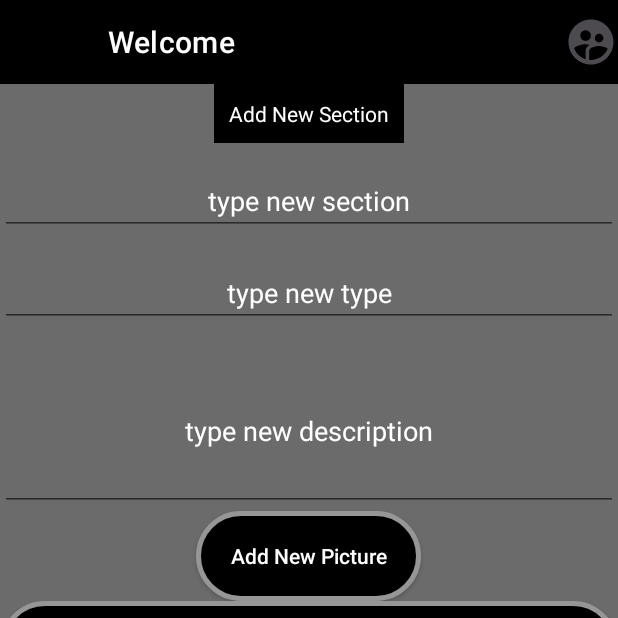
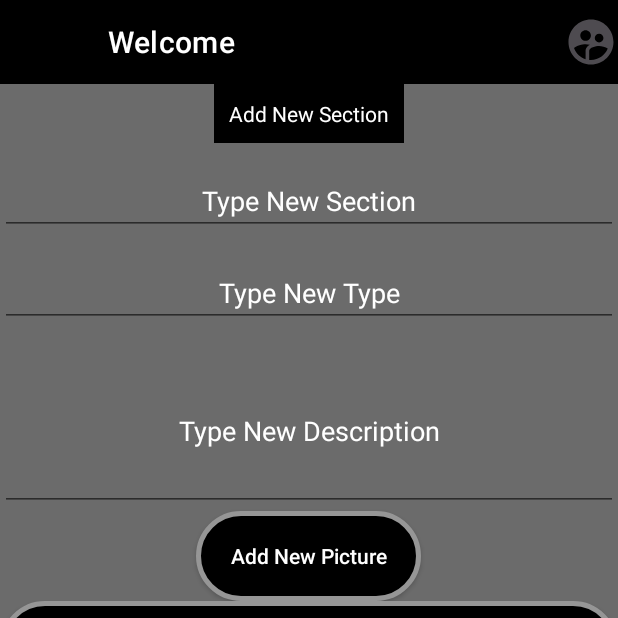
Before and after one commit to CohenDudi/FinalProjectGameBook, an Android app: the AddFragment screen opened through its navigation route, on a phone screen of 412 x 824 dp, the top half of it. Run offline under Robolectric (Android 15) with nearby library versions, the phone set to English and light mode, and no system bars; our stand-ins replace Firebase (no records; nobody signed in at launch, a user with empty details on screens opened directly), navigation-ui.

Commit message:
0.921 fixes Anonymous limit profile editing and favorites Localize Language to english and hebrew

```diff
--- a/app/src/main/java/com/example/finalprojectgamebook/model/MyFirebaseMessagingService.java
+++ b/app/src/main/java/com/example/finalprojectgamebook/model/MyFirebaseMessagingService.java
@@ -10,6 +10,7 @@ import android.util.Log;
 import androidx.annotation.NonNull;
 import androidx.localbroadcastmanager.content.LocalBroadcastManager;
 
+import com.example.finalprojectgamebook.R;
 import com.google.firebase.auth.FirebaseAuth;
 import com.google.firebase.messaging.FirebaseMessagingService;
 import com.google.firebase.messaging.RemoteMessage;
@@ -40,7 +41,7 @@ public class MyFirebaseMessagingService extends FirebaseMessagingService {
                 manager.createNotificationChannel(channel);
                 builder.setChannelId("id_1");
             }
-            builder.setContentTitle("Hey " + firebaseAuth.getCurrentUser().getDisplayName() + "You have a new message!").setContentText(remoteMessage.getData().get("message")).setSmallIcon(android.R.drawable.star_on);
+            builder.setContentTitle("Hey " + firebaseAuth.getCurrentUser().getDisplayName() + R.string.You_have_a_new_message).setContentText(remoteMessage.getData().get("message")).setSmallIcon(android.R.drawable.star_on);
             manager.notify(1,builder.build());
         }
 
--- a/app/src/main/java/com/example/finalprojectgamebook/model/RoleAdapter.java
+++ b/app/src/main/java/com/example/finalprojectgamebook/model/RoleAdapter.java
@@ -24,7 +24,7 @@ public class RoleAdapter extends RecyclerView.Adapter<RoleAdapter.RoleViewHolder
     private Context context;
     private String originalPoster;
     int adapterPosition;
-    String gameName;
+    private String gameName;
     int isFeed;
 
 
--- a/app/src/main/java/com/example/finalprojectgamebook/views/SectionChatFragment.java
+++ b/app/src/main/java/com/example/finalprojectgamebook/views/SectionChatFragment.java
@@ -170,7 +170,7 @@ public class SectionChatFragment extends Fragment {
         if(sectionViewModel.isAnonymous())
         {
             add_friend_btn.setEnabled(false);
-            add_friend_btn.setText("Please Login");
+            add_friend_btn.setText(R.string.Please_Login);
         }
     }
 
--- a/app/src/main/res/layout/chat_card_layout.xml
+++ b/app/src/main/res/layout/chat_card_layout.xml
@@ -23,7 +23,7 @@
                 android:layout_width="wrap_content"
                 android:layout_height="wrap_content"
                 android:textSize="15dp"
-                android:text="Name text"
+                android:text="Chat Name"
                 android:gravity="left"
                 android:id="@+id/chat_name"/>
 
--- a/app/src/main/res/layout/fragment_add.xml
+++ b/app/src/main/res/layout/fragment_add.xml
@@ -17,7 +17,7 @@
         <TextView
             android:layout_width="wrap_content"
             android:layout_height="wrap_content"
-            android:text="Add New Section"
+            android:text="@string/Add_New_Section"
             android:background="@color/black"
             android:padding="10dp"
             android:textAllCaps="false"
@@ -32,7 +32,7 @@
             android:id="@+id/add_new_section_name"
             android:textColor="@color/white"
             android:textColorHint="@color/white"
-            android:hint="type new section"/>
+            android:hint="@string/Type_New_Section"/>
 
         <EditText
             android:id="@+id/add_new_section_type"
@@ -40,7 +40,7 @@
             android:layout_height="wrap_content"
             android:gravity="center"
             android:layout_marginTop="16dp"
-            android:hint="type new type"
+            android:hint="@string/Type_New_Type"
             android:textColor="@color/white"
             android:textColorHint="@color/white"
             />
@@ -56,7 +56,7 @@
             android:gravity="center"
             android:textColor="@color/white"
             android:textColorHint="@color/white"
-            android:hint="type new description"/>
+            android:hint="@string/Type_New_Description"/>
 
 
         <androidx.appcompat.widget.AppCompatButton
@@ -66,7 +66,7 @@
             android:textColor="@color/white"
             android:background="@drawable/button_background"
             android:textAllCaps="false"
-            android:text="Add New Picture"/>
+            android:text="@string/Add_New_Picture"/>
 
 
         <androidx.appcompat.widget.AppCompatButton
@@ -76,7 +76,7 @@
             android:textColor="@color/white"
             android:background="@drawable/button_background"
             android:textAllCaps="false"
-            android:text="Add"/>
+            android:text="@string/Add"/>
 
         <ImageView
             android:layout_width="match_parent"
--- a/app/src/main/res/layout/friend_dialog.xml
+++ b/app/src/main/res/layout/friend_dialog.xml
@@ -66,7 +66,7 @@
                     android:layout_weight="10"
                     android:background="@drawable/button_background"
                     android:textColor="@color/white"
-                    android:text="Close"
+                    android:text="@string/Close"
                     android:textAllCaps="false"
                     tools:ignore="HardcodedText,RtlHardcoded,SpUsage" />
 
@@ -79,11 +79,9 @@
                     android:textColor="@color/white"
                     android:layout_marginRight="10dp"
                     android:layout_marginLeft="10dp"
-                    android:text="Add to friends"
+                    android:text="@string/Add_To_Friends"
                     android:layout_weight="1"
                     tools:ignore="HardcodedText,RtlHardcoded,SpUsage" />
-
-
             </LinearLayout>
 
         </LinearLayout>
--- a/app/src/main/res/layout/header_layout.xml
+++ b/app/src/main/res/layout/header_layout.xml
@@ -12,7 +12,7 @@
         android:layout_width="match_parent"
         android:layout_height="wrap_content"
         android:id="@+id/navigation_header_text_view"
-        android:text="Please log in"
+        android:text="@string/Please_Login"
         android:textAppearance="@style/TextAppearance.AppCompat.Body1"/>
 
 </LinearLayout>
--- a/app/src/main/res/layout/profile_dialog.xml
+++ b/app/src/main/res/layout/profile_dialog.xml
@@ -79,7 +79,7 @@
                     android:id="@+id/profile_password_et"
                     android:layout_width="match_parent"
                     android:layout_height="wrap_content"
-                    android:text="Password"
+                    android:text="@string/Password"
                     android:textColor="@color/white"
                     android:textSize="20dp"
                     android:hint="Password"
@@ -114,7 +114,7 @@
                     android:layout_weight="10"
                     android:background="@drawable/button_background"
                     android:textColor="@color/white"
-                    android:text="Close"
+                    android:text="@string/Close"
                     android:gravity="center"
                     android:textAllCaps="false"
                     tools:ignore="HardcodedText,RtlHardcoded,SpUsage" />
--- a/app/src/main/res/menu/bottom_nav_menu.xml
+++ b/app/src/main/res/menu/bottom_nav_menu.xml
@@ -4,27 +4,27 @@
     <item
         android:id="@+id/navigation_feed"
         android:icon="@drawable/feed_icon"
-        android:title="Feed" />
+        android:title="@string/Feed" />
 
     <item
         android:id="@+id/navigation_favorite"
         android:icon="@drawable/favorite_star_icon"
-        android:title="Favorite" />
+        android:title="@string/Favorite" />
 
     <item
         android:id="@+id/navigation_games"
         android:icon="@drawable/ic_baseline_videogame_asset_24"
-        android:title="Games" />
+        android:title="@string/Games" />
 
     <item
         android:id="@+id/navigation_add"
         android:icon="@drawable/ic_baseline_add_circle_24"
-        android:title="Add" />
+        android:title="@string/Add" />
 
     <item
         android:id="@+id/navigation_Contacts"
         android:icon="@drawable/ic_baseline_people_alt_24"
-        android:title="Contacts" />
+        android:title="@string/Contacts" />
 
 
 </menu>
--- a/app/src/main/res/menu/drawer_menu.xml
+++ b/app/src/main/res/menu/drawer_menu.xml
@@ -3,18 +3,18 @@
 
     <item
         android:id="@+id/item_sign_up"
-        android:title="Sign up"
+        android:title="@string/Sign_Up"
         />
 
     <item android:id="@+id/item_sign_in"
-        android:title="Sign in" />
+        android:title="@string/Sign_In" />
 
     <item android:id="@+id/item_sign_out"
-        android:title="Sign out"
+        android:title="@string/Sign_Out"
         android:visible="false"/>
 
     <item android:id="@+id/item_forgot_password"
-        android:title="I Forgot My Password"
+        android:title="@string/I_Forgot_My_Password"
         android:visible="true"/>
 
 </menu>
--- a/app/src/main/res/menu/section_nav_menu.xml
+++ b/app/src/main/res/menu/section_nav_menu.xml
@@ -4,11 +4,11 @@
     <item
         android:id="@+id/navigation_discover"
         android:icon="@drawable/ic_baseline_roofing_24"
-        android:title="Discover" />
+        android:title="@string/Discover" />
 
     <item
         android:id="@+id/navigation_chat"
         android:icon="@drawable/ic_baseline_chat_24"
-        android:title="Chat" />
+        android:title="@string/Chat" />
 
 </menu>
--- a/app/src/main/res/values/strings.xml
+++ b/app/src/main/res/values/strings.xml
@@ -1,5 +1,59 @@
 <resources>
     <string name="app_name">GamerBooking</string>
-    <!-- TODO: Remove or change this placeholder text -->
-    <string name="hello_blank_fragment">Hello blank fragment</string>
+    <string name="Please_Login">Please Login</string>
+    <string name="Sign_Up">Sign Up</string>
+    <string name="Sign_In">Sign In</string>
+    <string name="Hello_Guest">Hello Guest</string>
+    <string name="Feed">Feed</string>
+    <string name="Favorite">Favorite</string>
+    <string name="Games">Games</string>
+    <string name="Add">Add</string>
+    <string name="Contacts">Contacts</string>
+    <string name="Username">Username</string>
+    <string name="Password">Password</string>
+    <string name="Close">Close</string>
+    <string name="Change_Photo">Change Photo</string>
+    <string name="Add_New_Section">Add New Section</string>
+    <string name="Type_New_Section">Type New Section</string>
+    <string name="Type_New_Type">Type New Type</string>
+    <string name="Type_New_Description">Type New Description</string>
+    <string name="Add_New_Picture">Add New Picture</string>
+    <string name="Email_Sent">Email Sent.</string>
+    <string name="Invalid_Email">Invalid email or it doesn\'t exists.</string>
+    <string name="Please_Enter_Email">Please Enter Email.</string>
+    <string name="Username_Changed">Username Changed</string>
+    <string name="Password_Changed">Password Changed.</string>
+    <string name="Password_Not_Changed">Password Not Changed.</string>
+    <string name="Created">" created!"</string>
+    <string name="Name_Already_Exist">Name already exist</string>
+    <string name="Game_Name_Is_Empty">Game name is empty</string>
+    <string name="Description_Is_Empty">Description is empty</string>
+    <string name="Game_Type_Is_Empty">Game type is empty</string>
+    <string name="Empty">Empty</string>
+    <string name="Register_Failed">Register Failed</string>
+    <string name="Authentication_Failed">Authentication Failed</string>
+    <string name="Sign_In_Successful">Sign In Successful</string>
+    <string name="Sign_In_Failed">Sign in Failed</string>
+    <string name="You_have_a_new_message">You have a new message!</string>
+    <string name="Description_is_too_long">Description is too long</string>
+    <string name="Please_add_a_picture">Please Add a Picture</string>
+    <string name="Invalid_Image_Type">Invalid Image Type</string>
+    <string name="Roll">Roll</string>
+    <string name="Enter_Description">Enter Description</string>
+    <string name="Add_a_New_Roll">Add a New Roll:</string>
+    <string name="Name">Name:</string>
+    <string name="Enter_Name">Enter name</string>
+    <string name="Number">Number:</string>
+    <string name="Please_Enter_A_Valid_Input">Please enter a valid input.</string>
+    <string name="Submit">Submit</string>
+    <string name="Cancel">Cancel</string>
+    <string name="Add_To_Friends">Add To Friends</string>
+    <string name="Enter_Email">Enter Email</string>
+    <string name="Enter_Password">Enter Password</string>
+    <string name="Sign_Out">Sign Out</string>
+    <string name="I_Forgot_My_Password">I Forgot My Password</string>
+    <string name="Chat">Chat</string>
+    <string name="Discover">Discover</string>
+    <string name="Send_Me_An_Email">Send me an Email</string>
+    <string name="Welcome">Welcome</string>
 </resources>
```
Also changed, not shown: app/src/main/java/com/example/finalprojectgamebook/model/FireBaseModel.java (+6 -6 lines), app/src/main/java/com/example/finalprojectgamebook/views/AddFragment.java (+11 -11 lines), app/src/main/java/com/example/finalprojectgamebook/views/GameFragment.java (+10 -7 lines), app/src/main/java/com/example/finalprojectgamebook/views/MainActivity.java (+42 -36 lines), app/src/main/res/layout/add_new_roll_card.xml (+1 -6 lines), app/src/main/res/layout/add_post_dialog.xml (+16 -23 lines), app/src/main/res/layout/fragment_login_register_fragments.xml (deleted, +0 -14 lines), app/src/main/res/layout/sign_d.xml (+5 -5 lines).
